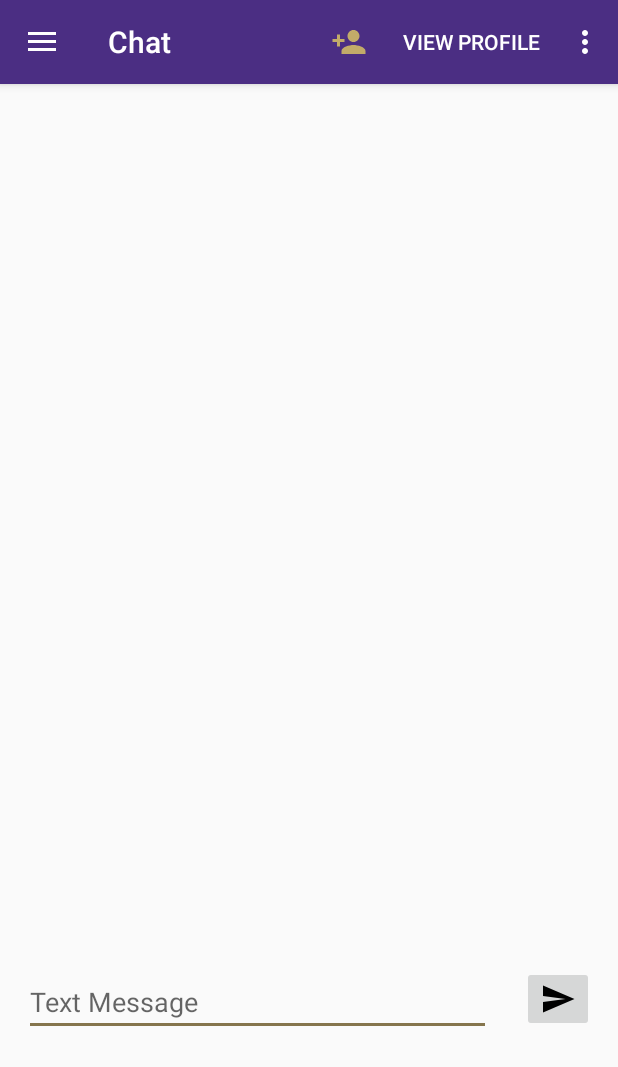
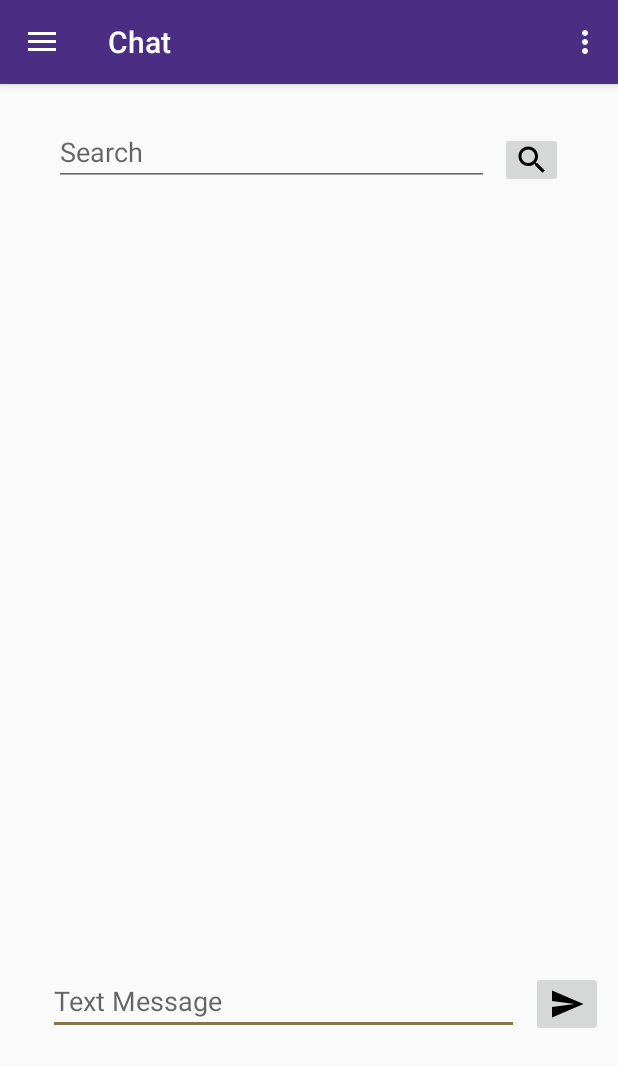
Before and after one commit to redqueentopawnfour/Team_JerrysBears_TCSS450, an Android app: the ChatFragment screen opened through its navigation route, in the side drawer, after a tap on "Chat", on a phone screen of 412 x 824 dp. Shown: the top 1067 px of the screen. Run offline under Robolectric (Android 15) with nearby library versions, the phone set to English and light mode, and no system bars; our stand-ins replace navigation-ui; libraries missing offline, so code that uses them is left out: me.pushy.sdk; 12 statements that could not run were skipped.

Commit message:
Simple Chat fragment Done.

```diff
--- a/app/src/main/java/edu/uw/tcss450/polkn/teamjerrysbearstcss450/HomeActivity.java
+++ b/app/src/main/java/edu/uw/tcss450/polkn/teamjerrysbearstcss450/HomeActivity.java
@@ -1,10 +1,13 @@
 package edu.uw.tcss450.polkn.teamjerrysbearstcss450;
 
+import android.content.BroadcastReceiver;
 import android.content.Context;
 import android.content.Intent;
+import android.content.IntentFilter;
 import android.content.SharedPreferences;
 import android.graphics.Color;
 import android.graphics.ColorFilter;
+import android.graphics.PorterDuff;
 import android.net.Uri;
 import android.os.AsyncTask;
 import android.os.Bundle;
@@ -17,6 +20,7 @@ import android.view.MenuItem;
 import android.view.View;
 
 import androidx.navigation.NavController;
+import androidx.navigation.NavDestination;
 import androidx.navigation.Navigation;
 import androidx.navigation.ui.AppBarConfiguration;
 import androidx.navigation.ui.NavigationUI;
@@ -39,8 +43,10 @@ import edu.uw.tcss450.polkn.teamjerrysbearstcss450.ui.Chat.ChatFragmentDirection
 import edu.uw.tcss450.polkn.teamjerrysbearstcss450.ui.Connection.ContactFragmentDirections;
 import edu.uw.tcss450.polkn.teamjerrysbearstcss450.ui.Connection.ViewProfileFragmentDirections;
 import edu.uw.tcss450.polkn.teamjerrysbearstcss450.ui.Connection.contact.Contact;
+import edu.uw.tcss450.polkn.teamjerrysbearstcss450.utils.PushReceiver;
 import edu.uw.tcss450.polkn.teamjerrysbearstcss450.utils.SendPostAsyncTask;
 import edu.uw.tcss450.polkn.teamjerrysbearstcss450.model.Credentials;
+
 import me.pushy.sdk.Pushy;
 
 public class HomeActivity extends AppCompatActivity {
@@ -164,9 +170,9 @@ public class HomeActivity extends AppCompatActivity {
                             .navigate(directions);
 
 
-//                mAddContacts.setVisible(false);
-//                mViewOwnProfile.setVisible(false);
-//                navController.navigate(R.id.nav_chat);
+                mAddContacts.setVisible(false);
+                mViewOwnProfile.setVisible(false);
+                navController.navigate(R.id.nav_chat);
                 break;
         }
         //Close the drawer
@@ -411,6 +417,25 @@ public class HomeActivity extends AppCompatActivity {
         }
     }
 
+
+//    @Override
+//    public void onResume() {
+//        super.onResume();
+//        if (mPushMessageReciever == null) {
+//            mPushMessageReciever = new HomePushMessageReceiver();
+//        }
+//        IntentFilter iFilter = new IntentFilter(PushReceiver.RECEIVED_NEW_MESSAGE);
+//        registerReceiver(mPushMessageReciever, iFilter);
+//    }
+//
+//    @Override
+//    public void onPause() {
+//        super.onPause();
+//        if (mPushMessageReciever != null){
+//            unregisterReceiver(mPushMessageReciever);
+//        }
+//    }
+
     // Deleting the Pushy device token must be done asynchronously. Good thing
     // we have something that allows us to do that.
     class DeleteTokenAsyncTask extends AsyncTask<Void, Void, Void> {
@@ -484,23 +509,5 @@ public class HomeActivity extends AppCompatActivity {
 //            }
 //        }
 //    }
-//    @Override
-//    public void onResume() {
-//        super.onResume();
-//        if (mPushMessageReciever == null) {
-//            mPushMessageReciever = new HomePushMessageReceiver();
-//        }
-//        IntentFilter iFilter = new IntentFilter(PushReceiver.RECEIVED_NEW_MESSAGE);
-//        registerReceiver(mPushMessageReciever, iFilter);
-//    }
-//
-//    @Override
-//    public void onPause() {
-//        super.onPause();
-//        if (mPushMessageReciever != null){
-//            unregisterReceiver(mPushMessageReciever);
-//        }
-//    }
-
 
 }
--- a/app/src/main/java/edu/uw/tcss450/polkn/teamjerrysbearstcss450/ui/Chat/ChatFragment.java
+++ b/app/src/main/java/edu/uw/tcss450/polkn/teamjerrysbearstcss450/ui/Chat/ChatFragment.java
@@ -117,7 +117,7 @@ public class ChatFragment extends Fragment {
         JSONObject messageJson = new JSONObject();
         try {
             messageJson.put("email", mEmail);
-//            messageJson.put("username", mUserNmae);
+            messageJson.put("username", mUserNmae);
             messageJson.put("message", msg);
             messageJson.put("chatId", CHAT_ID);
         } catch (JSONException e) {
--- /dev/null
+++ b/app/src/main/java/edu/uw/tcss450/polkn/teamjerrysbearstcss450/ui/Chat/SearchFragment.java
@@ -0,0 +1,32 @@
+package edu.uw.tcss450.polkn.teamjerrysbearstcss450.ui.Chat;
+
+
+import android.os.Bundle;
+
+import androidx.fragment.app.Fragment;
+
+import android.view.LayoutInflater;
+import android.view.View;
+import android.view.ViewGroup;
+
+import edu.uw.tcss450.polkn.teamjerrysbearstcss450.R;
+
+/**
+ * A simple {@link Fragment} subclass.
+ */
+public class SearchFragment extends Fragment {
+
+
+    public SearchFragment() {
+        // Required empty public constructor
+    }
+
+
+    @Override
+    public View onCreateView(LayoutInflater inflater, ViewGroup container,
+                             Bundle savedInstanceState) {
+        // Inflate the layout for this fragment
+        return inflater.inflate(R.layout.fragment_search, container, false);
+    }
+
+}
--- /dev/null
+++ b/app/src/main/res/drawable/ic_search.xml
@@ -0,0 +1,9 @@
+<vector xmlns:android="http://schemas.android.com/apk/res/android"
+        android:width="24dp"
+        android:height="24dp"
+        android:viewportWidth="24.0"
+        android:viewportHeight="24.0">
+    <path
+        android:fillColor="#FF000000"
+        android:pathData="M15.5,14h-0.79l-0.28,-0.27C15.41,12.59 16,11.11 16,9.5 16,5.91 13.09,3 9.5,3S3,5.91 3,9.5 5.91,16 9.5,16c1.61,0 3.09,-0.59 4.23,-1.57l0.27,0.28v0.79l5,4.99L20.49,19l-4.99,-5zM9.5,14C7.01,14 5,11.99 5,9.5S7.01,5 9.5,5 14,7.01 14,9.5 11.99,14 9.5,14z"/>
+</vector>
--- a/app/src/main/res/layout/fragment_chat.xml
+++ b/app/src/main/res/layout/fragment_chat.xml
@@ -20,10 +20,10 @@
 
     <EditText
         android:id="@+id/edit_chat_message_input"
-        android:layout_width="311dp"
-        android:layout_height="43dp"
-        android:layout_marginStart="16dp"
-        android:layout_marginTop="45dp"
+        android:layout_width="314dp"
+        android:layout_height="44dp"
+        android:layout_marginStart="32dp"
+        android:layout_marginTop="44dp"
         android:ems="10"
         android:hint="@string/InputField"
         android:inputType="textPersonName"
@@ -34,10 +34,32 @@
         android:id="@+id/button_chat_send"
         android:layout_width="wrap_content"
         android:layout_height="wrap_content"
-        android:layout_marginTop="42dp"
-        android:layout_marginEnd="16dp"
+        android:layout_marginTop="45dp"
+        android:layout_marginEnd="10dp"
         app:layout_constraintEnd_toEndOf="parent"
         app:layout_constraintTop_toBottomOf="@+id/text_chat_message_display"
         app:srcCompat="@drawable/ic_menu_send" />
 
+    <ImageButton
+        android:id="@+id/imageButton"
+        android:layout_width="42dp"
+        android:layout_height="37dp"
+        android:layout_marginStart="7dp"
+        android:layout_marginTop="32dp"
+        app:layout_constraintStart_toEndOf="@+id/edit_search"
+        app:layout_constraintTop_toTopOf="parent"
+        app:srcCompat="@drawable/ic_search" />
+
+    <EditText
+        android:id="@+id/edit_search"
+        android:layout_width="290dp"
+        android:layout_height="42dp"
+        android:layout_marginStart="36dp"
+        android:layout_marginTop="26dp"
+        android:ems="10"
+        android:hint="@string/search"
+        android:inputType="textPersonName"
+        app:layout_constraintStart_toStartOf="parent"
+        app:layout_constraintTop_toTopOf="parent" />
+
 </androidx.constraintlayout.widget.ConstraintLayout>
--- /dev/null
+++ b/app/src/main/res/layout/fragment_search.xml
@@ -0,0 +1,14 @@
+<?xml version="1.0" encoding="utf-8"?>
+<FrameLayout xmlns:android="http://schemas.android.com/apk/res/android"
+    xmlns:tools="http://schemas.android.com/tools"
+    android:layout_width="match_parent"
+    android:layout_height="match_parent"
+    tools:context=".ui.Chat.SearchFragment">
+
+    <!-- TODO: Update blank fragment layout -->
+    <TextView
+        android:layout_width="match_parent"
+        android:layout_height="match_parent"
+        android:text="@string/hello_blank_fragment" />
+
+</FrameLayout>
--- a/app/src/main/res/values/endpoints.xml
+++ b/app/src/main/res/values/endpoints.xml
@@ -2,6 +2,7 @@
 <resources tools:ignore="ExtraTranslation" xmlns:tools="http://schemas.android.com/tools">
     <string name="ep_base_url">beary-good-connection.herokuapp.com</string>
 <!--    <string name="ep_base_url">polkn-lab4-backend.herokuapp.com</string>-->
+<!--    <string name="ep_base_url"> stelrq-lab4-backend.herokuapp.com</string>-->
     <string name="ep_login">login</string>
     <string name="ep_register">register</string>
     <string name="ep_contacts">contacts</string>
--- a/app/src/main/res/values/strings.xml
+++ b/app/src/main/res/values/strings.xml
@@ -82,5 +82,8 @@
     <string name="keys_prefs_password">see_the_city_see_the_zoo</string>
     <string name="InputField">Text Message</string>
 
+    <!-- TODO: Remove or change this placeholder text -->
+    <string name="hello_blank_fragment">Hello blank fragment</string>
+
 
 </resources>
```
